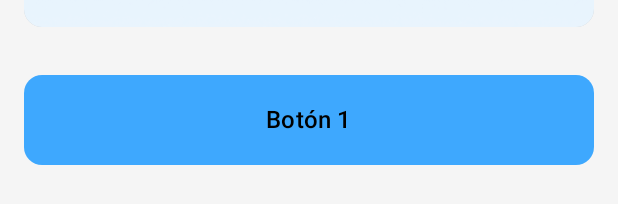
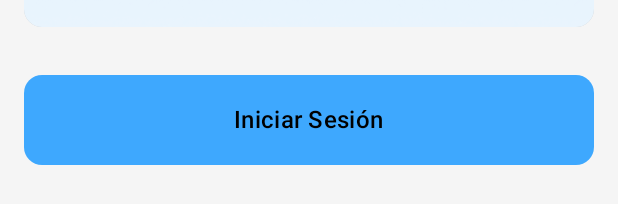
Before and after one commit to eddn-dev/TibiBalanceApp, an Android app built with Jetpack Compose: the @Preview function FeatureHomeScreenPreview, on a phone screen of 412 x 824 dp. Shown: the part 726-930 px from the top of the screen. Run offline under Robolectric (Android 15) with nearby library versions, the phone set to English and light mode, and no system bars.

Commit message:
ultima actualizacion

```diff
--- a/app/src/main/java/com/app/tibibalance/ui/screens/FeatureHomeScreen.kt
+++ b/app/src/main/java/com/app/tibibalance/ui/screens/FeatureHomeScreen.kt
@@ -35,7 +35,7 @@ fun FeatureHomeScreen() {
 
             // Primer PrimaryButton
             PrimaryButton(
-                text = "Botón 1",  // Pasamos el texto al botón
+                text = "Iniciar Sesión",  // Pasamos el texto al botón
                 onClick = { /* Acción del primer botón */ },
                 modifier = Modifier
                     .fillMaxWidth()
```
Also changed, not shown: app/src/main/res/drawable/ic_home_image.jpg (deleted).
